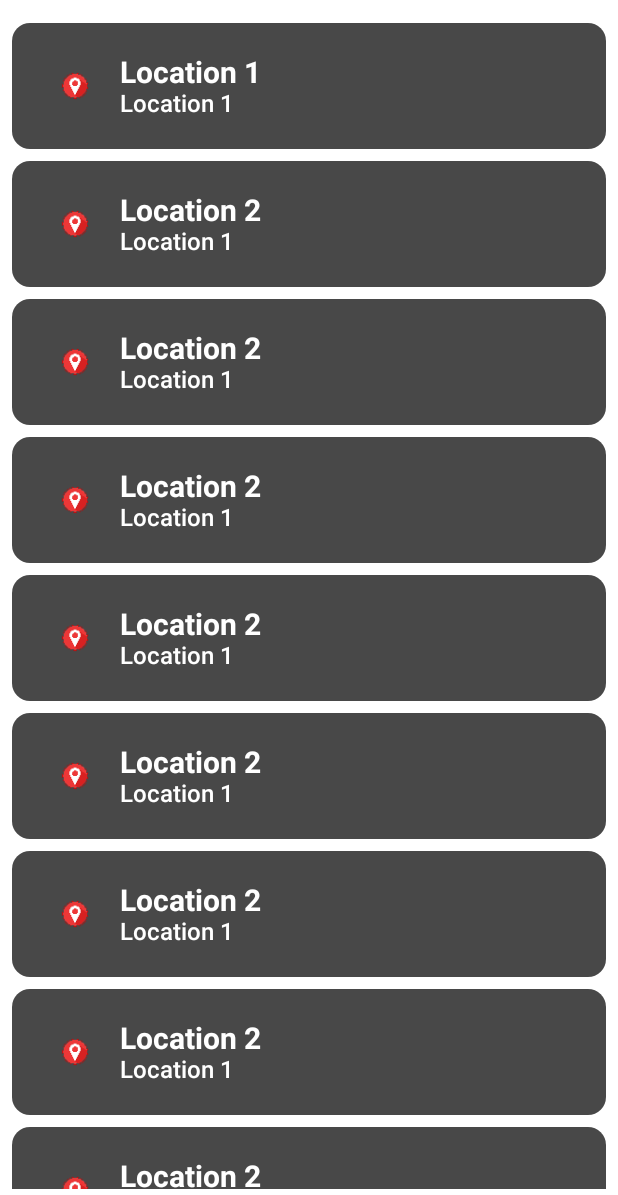
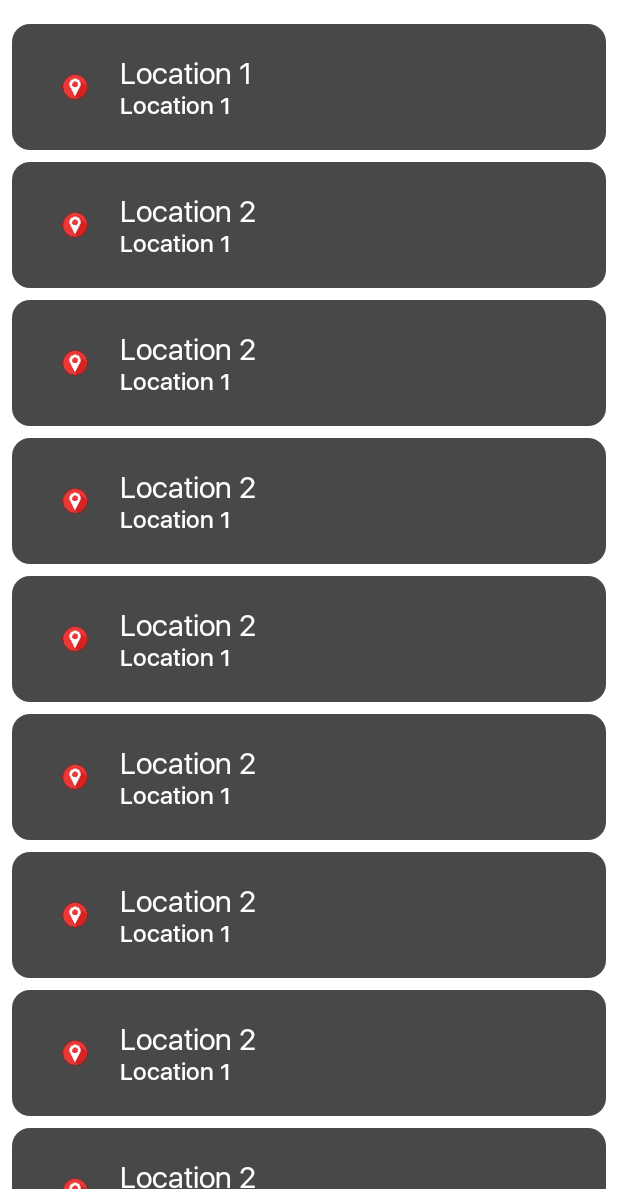
Before and after one commit to rameshvoltella/KeralaAICameraTracker, an Android app built with Jetpack Compose: the @Preview function PreviewList, on a phone screen of 412 x 824 dp, the part 41-1236 px from its top. Run offline under Robolectric (Android 15) with nearby library versions, the phone set to English and light mode, and no system bars; Roboto replaces fonts that are not available here.

Commit message:
added font to the text in compose views

```diff
--- a/app/src/main/java/com/ramzmania/aicammvd/AiApplication.kt
+++ b/app/src/main/java/com/ramzmania/aicammvd/AiApplication.kt
@@ -2,7 +2,6 @@ package com.ramzmania.aicammvd
 
 import android.app.Application
 import android.util.Log
-import androidx.hilt.work.HiltWorkerFactory
 import androidx.work.Configuration
 import com.ramzmania.aicammvd.workmanager.LocationWorkerFactory
 import dagger.hilt.android.HiltAndroidApp
--- a/app/src/main/java/com/ramzmania/aicammvd/geofencing/GeofenceHelper.kt
+++ b/app/src/main/java/com/ramzmania/aicammvd/geofencing/GeofenceHelper.kt
@@ -12,13 +12,11 @@ import android.location.Location
 import android.media.MediaPlayer
 import android.os.Build
 import android.os.Bundle
-import android.util.Log
 import androidx.core.app.ActivityCompat
 import com.google.android.gms.location.Geofence
 import com.google.android.gms.location.GeofencingClient
 import com.google.android.gms.location.GeofencingRequest
 import com.google.android.gms.location.LocationServices
-import com.ramzmania.aicammvd.R
 import com.ramzmania.aicammvd.boardcast.GeoFencingBroadcastReceiver
 import com.ramzmania.aicammvd.data.dto.cameralist.CameraData
 import com.ramzmania.aicammvd.utils.LocationSharedFlow
--- a/app/src/main/java/com/ramzmania/aicammvd/ui/base/BaseBinderActivity.kt
+++ b/app/src/main/java/com/ramzmania/aicammvd/ui/base/BaseBinderActivity.kt
@@ -4,7 +4,6 @@ package com.ramzmania.aicammvd.ui.base
 import android.app.AlertDialog
 import android.app.Dialog
 import android.os.Bundle
-import android.util.Log
 
 import androidx.activity.ComponentActivity
 
--- a/app/src/main/java/com/ramzmania/aicammvd/ui/base/BaseComposeActivity.kt
+++ b/app/src/main/java/com/ramzmania/aicammvd/ui/base/BaseComposeActivity.kt
@@ -1,7 +1,6 @@
 package com.ramzmania.aicammvd.ui.base
 import android.app.Dialog
 import android.os.Bundle
-import android.util.Log
 import androidx.activity.ComponentActivity
 import androidx.activity.compose.setContent
 import androidx.compose.runtime.Composable
--- a/app/src/main/java/com/ramzmania/aicammvd/ui/component/cameralist/CameraLazyList.kt
+++ b/app/src/main/java/com/ramzmania/aicammvd/ui/component/cameralist/CameraLazyList.kt
@@ -18,10 +18,12 @@ import androidx.compose.material3.Text
 import androidx.compose.ui.Alignment
 import androidx.compose.ui.platform.LocalContext
 import androidx.compose.ui.res.colorResource
+import androidx.compose.ui.text.font.FontFamily
 import androidx.compose.ui.text.font.FontWeight
 import androidx.compose.ui.text.style.TextAlign
 import androidx.compose.ui.tooling.preview.Preview
 import androidx.compose.ui.unit.sp
+import androidx.core.content.res.ResourcesCompat
 import com.ramzmania.aicammvd.R
 import com.ramzmania.aicammvd.data.dto.cameralist.CameraData
 import com.ramzmania.aicammvd.ui.screens.mapview.OsmMapActivity
@@ -49,7 +51,9 @@ fun CameraListView(
             color= colorResource(id = R.color.white_perment),
             textAlign = TextAlign.Center,
             fontSize = 16.sp,
-            fontWeight = FontWeight.Bold,
+            fontFamily = FontFamily(
+                typeface = ResourcesCompat.getFont(context, R.font.font_bold)!!
+            ),
             modifier = Modifier.padding(8.dp)
         )
         LazyColumn(modifier = modifier.padding(vertical = 4.dp), state = rememberLazyListState()) {
--- a/app/src/main/java/com/ramzmania/aicammvd/ui/component/cameralist/CameraListItems.kt
+++ b/app/src/main/java/com/ramzmania/aicammvd/ui/component/cameralist/CameraListItems.kt
@@ -27,6 +27,8 @@ import androidx.compose.animation.core.Spring
 import androidx.compose.animation.core.spring
 import androidx.compose.ui.layout.ContentScale
 import androidx.compose.ui.platform.LocalContext
+import androidx.compose.ui.text.font.FontFamily
+import androidx.core.content.res.ResourcesCompat
 import coil.compose.AsyncImage
 import coil.request.ImageRequest
 
@@ -37,6 +39,8 @@ import coil.request.ImageRequest
 @Composable
 fun CameraLayoutList( district:String,place:String)
 {
+    val context= LocalContext.current
+
     Row(
         modifier = Modifier
             .padding(12.dp)
@@ -90,7 +94,10 @@ fun CameraLayoutList( district:String,place:String)
                                 .fillMaxWidth(), textAlign = TextAlign.Left,
                             fontSize = 20.sp,
                             fontWeight = FontWeight.Bold,
-                            color = colorResource(id = R.color.white_perment)
+                            color = colorResource(id = R.color.white_perment),
+                            fontFamily = FontFamily(
+                                typeface = ResourcesCompat.getFont(context, R.font.font_regular)!!
+                            )
                         )
                         Text(
                             text = place, modifier = Modifier
@@ -98,7 +105,10 @@ fun CameraLayoutList( district:String,place:String)
                                 .fillMaxWidth(), textAlign = TextAlign.Left,
                             fontSize = 16.sp,
                             fontWeight = FontWeight.Medium,
-                            color = colorResource(id = R.color.white_perment)
+                            color = colorResource(id = R.color.white_perment),
+                            fontFamily = FontFamily(
+                                typeface = ResourcesCompat.getFont(context, R.font.font_medium)!!
+                            )
                         )
 
                     }
--- a/app/src/main/java/com/ramzmania/aicammvd/ui/component/home/LocationNotAvailableMessage.kt
+++ b/app/src/main/java/com/ramzmania/aicammvd/ui/component/home/LocationNotAvailableMessage.kt
@@ -17,9 +17,11 @@ import androidx.compose.ui.platform.LocalContext
 import androidx.compose.ui.res.colorResource
 import androidx.compose.ui.text.AnnotatedString
 import androidx.compose.ui.text.TextStyle
+import androidx.compose.ui.text.font.FontFamily
 import androidx.compose.ui.tooling.preview.Preview
 import androidx.compose.ui.unit.dp
 import androidx.compose.ui.unit.sp
+import androidx.core.content.res.ResourcesCompat
 import com.ramzmania.aicammvd.R
 
 /**
@@ -47,7 +49,9 @@ fun LocationNotAvailableMessage() {
             style = TextStyle(
                 color = colorResource(
                     id = R.color.white_perment
-                ), fontSize = 16.sp
+                ), fontSize = 16.sp,fontFamily = FontFamily(
+                    typeface = ResourcesCompat.getFont(context, R.font.font_heavy)!!
+                )
             )
         )
 
--- a/app/src/main/java/com/ramzmania/aicammvd/utils/Logger.kt
+++ b/app/src/main/java/com/ramzmania/aicammvd/utils/Logger.kt
@@ -3,7 +3,7 @@ package com.ramzmania.aicammvd.utils
 import android.util.Log
 
 object Logger {
-    private const val TAG = "MyLogger"
+    private const val TAG = "AI-CAMERA-APP"
 
     fun d(message: String) {
         Log.d(TAG, message)
```
Also changed, not shown: app/src/main/java/com/ramzmania/aicammvd/ui/component/home/HomeTrackerPage.kt (+13 -3 lines), app/src/main/java/com/ramzmania/aicammvd/ui/component/slider/SliderHorizontalPagerScreen.kt (+11 -2 lines), app/src/main/java/com/ramzmania/aicammvd/ui/screens/mapview/OsmMapActivity.kt (+8 -13 lines).
